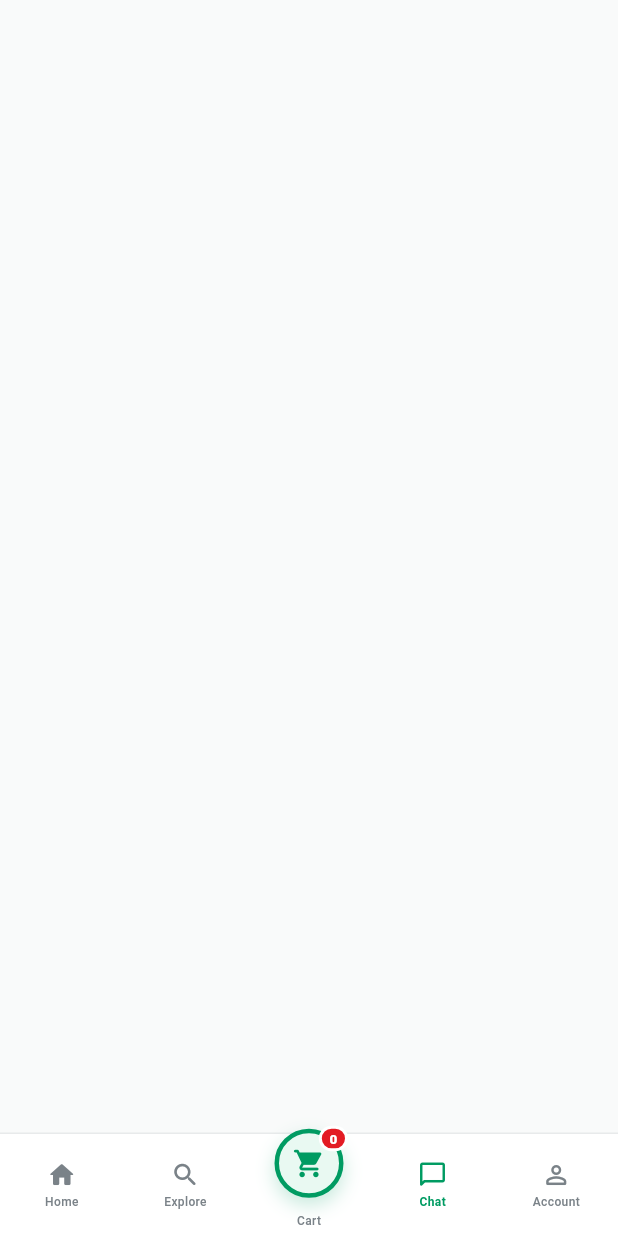
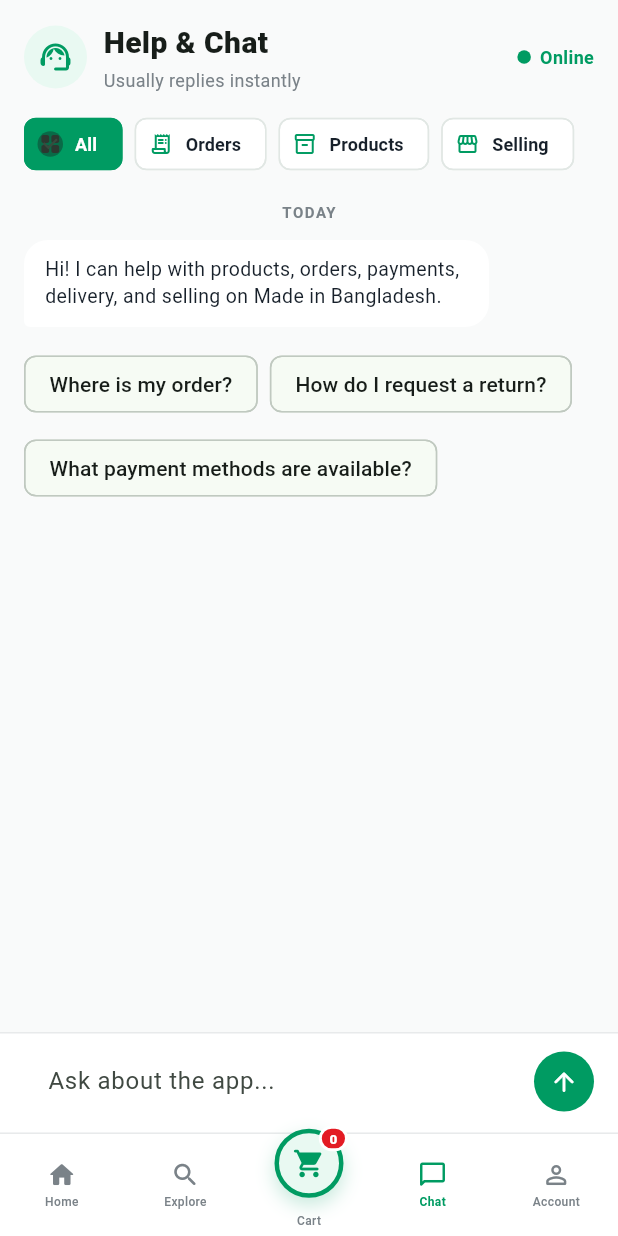
Before and after one commit to ahizaz/dma_ecommerce, a Flutter app: the screen it shows after launch, item 4 of the bottom bar chosen, on a phone screen of 412 x 824 dp. Run offline on Flutter 3.47's test engine with Material 3 defaults, Android fonts, the phone set to English and light mode, and no system bars; our stand-ins replace flutter_riverpod; network calls fail.

```diff
--- /dev/null
+++ b/lib/features/home/presentation/screens/chat_screen.dart
@@ -0,0 +1,349 @@
+import 'package:dma_e_commerce/core/theme/app_colors.dart';
+import 'package:flutter/material.dart';
+
+class ChatScreen extends StatefulWidget {
+  const ChatScreen({super.key});
+
+  @override
+  State<ChatScreen> createState() => _ChatScreenState();
+}
+
+class _ChatMessage {
+  final String text;
+  final bool fromUser;
+
+  const _ChatMessage({required this.text, required this.fromUser});
+}
+
+class _ChatScreenState extends State<ChatScreen> {
+  final _messageController = TextEditingController();
+  final _scrollController = ScrollController();
+  final List<_ChatMessage> _messages = [
+    const _ChatMessage(
+      text:
+          'Hi! I can help with products, orders, payments, delivery, and selling on Made in Bangladesh.',
+      fromUser: false,
+    ),
+  ];
+
+  int _selectedTopic = 0;
+  bool _isTyping = false;
+
+  final _topics = const [
+    ('All', Icons.grid_view_rounded),
+    ('Orders', Icons.receipt_long_rounded),
+    ('Products', Icons.inventory_2_outlined),
+    ('Selling', Icons.storefront_outlined),
+  ];
+
+  final _questionsByTopic = const [
+    [
+      'Where is my order?',
+      'How do I request a return?',
+      'What payment methods are available?',
+    ],
+    [
+      'Where is my order?',
+      'How long does delivery take?',
+      'How do I request a return?',
+    ],
+    [
+      'How do I find a product?',
+      'How can I compare products?',
+      'What payment methods are available?',
+    ],
+    [
+      'How can I sell here?',
+      'How do I add a product?',
+      'Where can I see my sales?',
+    ],
+  ];
+
+  @override
+  void dispose() {
+    _messageController.dispose();
+    _scrollController.dispose();
+    super.dispose();
+  }
+
+  void _sendMessage([String? suggestedQuestion]) {
+    final text = (suggestedQuestion ?? _messageController.text).trim();
+    if (text.isEmpty || _isTyping) return;
+
+    setState(() {
+      _messages.add(_ChatMessage(text: text, fromUser: true));
+      _messageController.clear();
+      _isTyping = true;
+    });
+    _scrollToBottom();
+
+    Future.delayed(const Duration(milliseconds: 650), () {
+      if (!mounted) return;
+      setState(() {
+        _messages.add(_ChatMessage(text: _answerFor(text), fromUser: false));
+        _isTyping = false;
+      });
+      _scrollToBottom();
+    });
+  }
+
+  String _answerFor(String question) {
+    final lowerQuestion = question.toLowerCase();
+    if (lowerQuestion.contains('order') ||
+        lowerQuestion.contains('delivery') ||
+        lowerQuestion.contains('ship')) {
+      return 'You can track your order from Account > My Orders. Delivery usually takes 3-5 business days after dispatch.';
+    }
+    if (lowerQuestion.contains('sell') ||
+        lowerQuestion.contains('seller') ||
+        lowerQuestion.contains('store')) {
+      return 'To start selling, open Account and choose Become a Seller. Add your business details and product catalogue to get started.';
+    }
+    if (lowerQuestion.contains('pay') ||
+        lowerQuestion.contains('cash') ||
+        lowerQuestion.contains('price')) {
+      return 'We support secure online payment and cash on delivery where available. The available options appear at checkout.';
+    }
+    if (lowerQuestion.contains('return') || lowerQuestion.contains('refund')) {
+      return 'Go to Account > My Orders, select the item, and choose Return or Refund. Keep the product unused and in its original packaging.';
+    }
+    return 'I can help you with products, orders, delivery, payments, returns, and selling. Try one of the suggested questions below.';
+  }
+
+  void _scrollToBottom() {
+    WidgetsBinding.instance.addPostFrameCallback((_) {
+      if (_scrollController.hasClients) {
+        _scrollController.animateTo(
+          _scrollController.position.maxScrollExtent,
+          duration: const Duration(milliseconds: 250),
+          curve: Curves.easeOut,
+        );
+      }
+    });
+  }
+
+  @override
+  Widget build(BuildContext context) {
+    return Column(
+      children: [
+        _buildHeader(),
+        _buildTopicSegments(),
+        Expanded(child: _buildConversation()),
+        _buildComposer(),
+      ],
+    );
+  }
+
+  Widget _buildHeader() {
+    return Padding(
+      padding: const EdgeInsets.fromLTRB(16, 14, 16, 8),
+      child: Row(
+        children: [
+          Container(
+            width: 42,
+            height: 42,
+            decoration: const BoxDecoration(
+              color: AppColors.lightGreen,
+              shape: BoxShape.circle,
+            ),
+            child: const Icon(
+              Icons.support_agent_rounded,
+              color: AppColors.green,
+            ),
+          ),
+          const SizedBox(width: 11),
+          const Expanded(
+            child: Column(
+              crossAxisAlignment: CrossAxisAlignment.start,
+              children: [
+                Text(
+                  'Help & Chat',
+                  style: TextStyle(fontSize: 20, fontWeight: FontWeight.w800),
+                ),
+                SizedBox(height: 2),
+                Text(
+                  'Usually replies instantly',
+                  style: TextStyle(color: AppColors.muted, fontSize: 12),
+                ),
+              ],
+            ),
+          ),
+          Container(
+            width: 9,
+            height: 9,
+            decoration: const BoxDecoration(
+              color: AppColors.green,
+              shape: BoxShape.circle,
+            ),
+          ),
+          const SizedBox(width: 6),
+          const Text(
+            'Online',
+            style: TextStyle(
+              color: AppColors.green,
+              fontSize: 12,
+              fontWeight: FontWeight.w700,
+            ),
+          ),
+        ],
+      ),
+    );
+  }
+
+  Widget _buildTopicSegments() {
+    return SizedBox(
+      height: 52,
+      child: ListView.separated(
+        padding: const EdgeInsets.symmetric(horizontal: 16, vertical: 7),
+        scrollDirection: Axis.horizontal,
+        itemCount: _topics.length,
+        separatorBuilder: (_, __) => const SizedBox(width: 8),
+        itemBuilder: (context, index) {
+          final selected = index == _selectedTopic;
+          final topic = _topics[index];
+          return ChoiceChip(
+            selected: selected,
+            label: Text(topic.$1),
+            avatar: Icon(topic.$2, size: 16),
+            labelStyle: TextStyle(
+              color: selected ? Colors.white : AppColors.text,
+              fontSize: 12,
+              fontWeight: FontWeight.w700,
+            ),
+            backgroundColor: Colors.white,
+            selectedColor: AppColors.green,
+            side: BorderSide(
+              color: selected ? AppColors.green : const Color(0xFFE1E7E4),
+            ),
+            onSelected: (_) => setState(() => _selectedTopic = index),
+          );
+        },
+      ),
+    );
+  }
+
+  Widget _buildConversation() {
+    return ListView(
+      controller: _scrollController,
+      padding: const EdgeInsets.fromLTRB(16, 12, 16, 16),
+      children: [
+        const Center(
+          child: Text(
+            'TODAY',
+            style: TextStyle(
+              color: AppColors.muted,
+              fontSize: 10,
+              fontWeight: FontWeight.w700,
+              letterSpacing: 1,
+            ),
+          ),
+        ),
+        const SizedBox(height: 12),
+        ..._messages.map(_buildMessage),
+        if (_isTyping)
+          Align(
+            alignment: Alignment.centerLeft,
+            child: Container(
+              margin: const EdgeInsets.only(top: 10),
+              padding: const EdgeInsets.symmetric(horizontal: 16, vertical: 12),
+              decoration: const BoxDecoration(
+                color: Colors.white,
+                borderRadius: BorderRadius.all(Radius.circular(16)),
+              ),
+              child: const SizedBox(
+                width: 24,
+                height: 14,
+                child: CircularProgressIndicator(strokeWidth: 2),
+              ),
+            ),
+          ),
+        if (!_isTyping) _buildSuggestions(),
+      ],
+    );
+  }
+
+  Widget _buildMessage(_ChatMessage message) {
+    return Align(
+      alignment: message.fromUser
+          ? Alignment.centerRight
+          : Alignment.centerLeft,
+      child: Container(
+        constraints: const BoxConstraints(maxWidth: 310),
+        margin: const EdgeInsets.only(bottom: 10),
+        padding: const EdgeInsets.symmetric(horizontal: 14, vertical: 11),
+        decoration: BoxDecoration(
+          color: message.fromUser ? AppColors.green : Colors.white,
+          borderRadius: BorderRadius.only(
+            topLeft: const Radius.circular(16),
+            topRight: const Radius.circular(16),
+            bottomLeft: Radius.circular(message.fromUser ? 16 : 4),
+            bottomRight: Radius.circular(message.fromUser ? 4 : 16),
+          ),
+        ),
+        child: Text(
+          message.text,
+          style: TextStyle(
+            color: message.fromUser ? Colors.white : AppColors.text,
+            fontSize: 13,
+            height: 1.35,
+          ),
+        ),
+      ),
+    );
+  }
+
+  Widget _buildSuggestions() {
+    return Padding(
+      padding: const EdgeInsets.only(top: 4),
+      child: Wrap(
+        spacing: 8,
+        runSpacing: 8,
+        children: _questionsByTopic[_selectedTopic]
+            .map(
+              (question) => ActionChip(
+                label: Text(question),
+                onPressed: () => _sendMessage(question),
+              ),
+            )
+            .toList(),
+      ),
+    );
+  }
+
+  Widget _buildComposer() {
+    return Container(
+      padding: const EdgeInsets.fromLTRB(12, 8, 12, 10),
+      decoration: const BoxDecoration(
+        color: Colors.white,
+        border: Border(top: BorderSide(color: Color(0xFFE8EAEB))),
+      ),
+      child: Row(
+        children: [
+          Expanded(
+            child: TextField(
+              controller: _messageController,
+              textInputAction: TextInputAction.send,
+              onSubmitted: (_) => _sendMessage(),
+              decoration: const InputDecoration(
+                hintText: 'Ask about the app...',
+                contentPadding: EdgeInsets.symmetric(
+                  horizontal: 16,
+                  vertical: 11,
+                ),
+              ),
+            ),
+          ),
+          const SizedBox(width: 8),
+          IconButton.filled(
+            onPressed: _isTyping ? null : _sendMessage,
+            icon: const Icon(Icons.arrow_upward_rounded, size: 20),
+            style: IconButton.styleFrom(
+              backgroundColor: AppColors.green,
+              foregroundColor: Colors.white,
+            ),
+          ),
+        ],
+      ),
+    );
+  }
+}
--- a/lib/features/home/presentation/screens/home_screen.dart
+++ b/lib/features/home/presentation/screens/home_screen.dart
@@ -1,6 +1,7 @@
 import 'package:dma_e_commerce/features/home/presentation/providers/home_provider.dart';
 import 'package:dma_e_commerce/features/home/presentation/screens/account_screen.dart';
 import 'package:dma_e_commerce/features/home/presentation/screens/cart_screen.dart';
+import 'package:dma_e_commerce/features/home/presentation/screens/chat_screen.dart';
 import 'package:dma_e_commerce/features/home/presentation/screens/explore_screen.dart';
 import 'package:dma_e_commerce/features/home/presentation/widgets/bottom_nav.dart';
 import 'package:dma_e_commerce/features/home/presentation/widgets/category_grid.dart';
@@ -59,7 +60,7 @@ class HomeScreen extends ConsumerWidget {
             : state.selectedBottomIndex == 4
             ? const AccountScreen()
             : state.selectedBottomIndex == 3
-            ? const SizedBox.expand()
+            ? const ChatScreen()
             : Column(
                 children: [
                   // =========================
```
